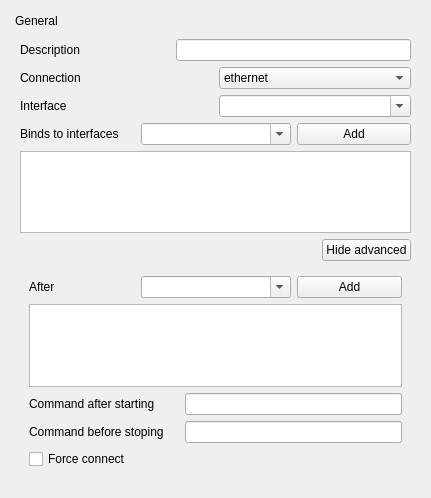
Before: the Qt Designer form sources/gui/src/generalwidget.ui in arcan1s/netctl-gui, drawn with Qt 5.
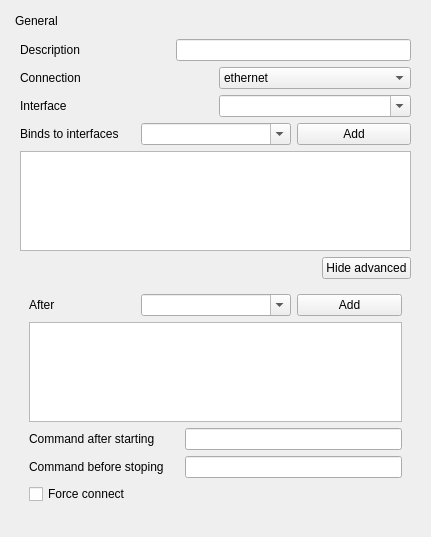
After: the same form once the commit is applied.

Commit message: now general widget has been completed

Diff of the .ui file:
```diff
--- a/sources/gui/src/generalwidget.ui
+++ b/sources/gui/src/generalwidget.ui
@@ -7,7 +7,7 @@
     <x>0</x>
     <y>0</y>
     <width>431</width>
-    <height>498</height>
+    <height>537</height>
    </rect>
   </property>
   <property name="windowTitle">
```
Left out of the diff: 4 changed lines with no effect on the pictures. The commit also changes 7 other files.
